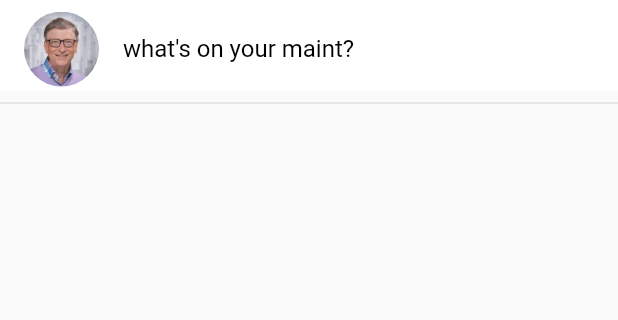
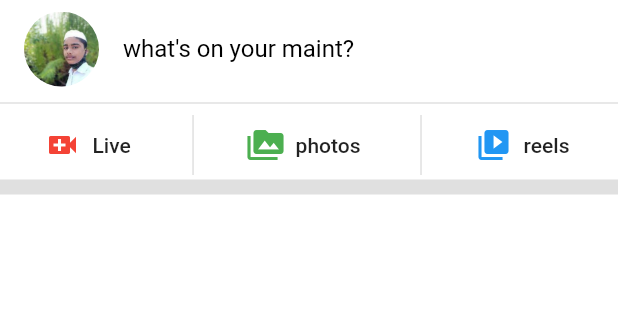
Before and after one commit to aninarafath6/flutter-facebook-clone, a Flutter app: the screen it shows after launch, on a phone screen of 412 x 824 dp, the part 77-397 px from its top. Run offline on Flutter 3.47's test engine with Material 2 defaults, Android fonts, the phone set to English and light mode, and no system bars.

Commit message:
top button section

```diff
--- a/lib/home.dart
+++ b/lib/home.dart
@@ -1,4 +1,5 @@
 import 'package:facebook_clone/sections/statusSection.dart';
+import 'package:facebook_clone/sections/topButtonSection.dart';
 import 'package:facebook_clone/widgets/appBarButton.dart';
 import 'package:flutter/material.dart';
 
@@ -8,6 +9,7 @@ class Home extends StatelessWidget {
     return MaterialApp(
         title: 'facebook clone',
         home: Scaffold(
+            backgroundColor: Colors.white,
             appBar: AppBar(
               backgroundColor: Colors.white,
               elevation: 0,
@@ -35,7 +37,10 @@ class Home extends StatelessWidget {
             ),
             body: ListView(children: [
               StatusSection(),
-              Divider(thickness: 1, color: Colors.grey[300])
+              Divider(thickness: 1, color: Colors.grey[300]),
+              TopButtonSection(),
+              Divider(thickness: 10, color: Colors.grey[300]),
+
             ])));
   }
 }
--- a/lib/sections/statusSection.dart
+++ b/lib/sections/statusSection.dart
@@ -9,7 +9,7 @@ class StatusSection extends StatelessWidget {
         leading: ClipRRect(
           borderRadius: BorderRadius.circular(100),
           child: Image.asset(
-            billGates,
+            aninArafath,
             width: 50,
             height: 50,
           ),
--- /dev/null
+++ b/lib/sections/topButtonSection.dart
@@ -0,0 +1,58 @@
+import 'package:flutter/material.dart';
+
+class TopButtonSection extends StatelessWidget {
+  // re useble top buttons
+  Widget topButton(
+      {required String title,
+      required IconData icon,
+      required Color color,
+      required void Function() onPressed}) {
+    // ignore: deprecated_member_use
+    return FlatButton.icon(
+      onPressed: onPressed,
+      icon: Icon(icon, color: color),
+      label: Text(title),
+    );
+  }
+
+  @override
+  Widget build(BuildContext context) {
+    return Container(
+      height: 40,
+      child: Row(
+        mainAxisAlignment: MainAxisAlignment.spaceEvenly,
+        children: [
+          topButton(
+              title: 'Live',
+              icon: Icons.video_call,
+              color: Colors.red,
+              onPressed: () {
+                print('live button pressed');
+              }),
+          VerticalDivider(
+            color: Colors.grey[300],
+            thickness: 1,
+          ),
+          topButton(
+              title: 'photos',
+              icon: Icons.perm_media,
+              color: Colors.green,
+              onPressed: () {
+                print('photos button pressed');
+              }),
+          VerticalDivider(
+            color: Colors.grey[300],
+            thickness: 1,
+          ),
+          topButton(
+              title: 'reels',
+              icon: Icons.video_collection,
+              color: Colors.blue,
+              onPressed: () {
+                print('reels button pressed');
+              }),
+        ],
+      ),
+    );
+  }
+}
```
Also changed, not shown: assets/avatars/anin.jpeg.
